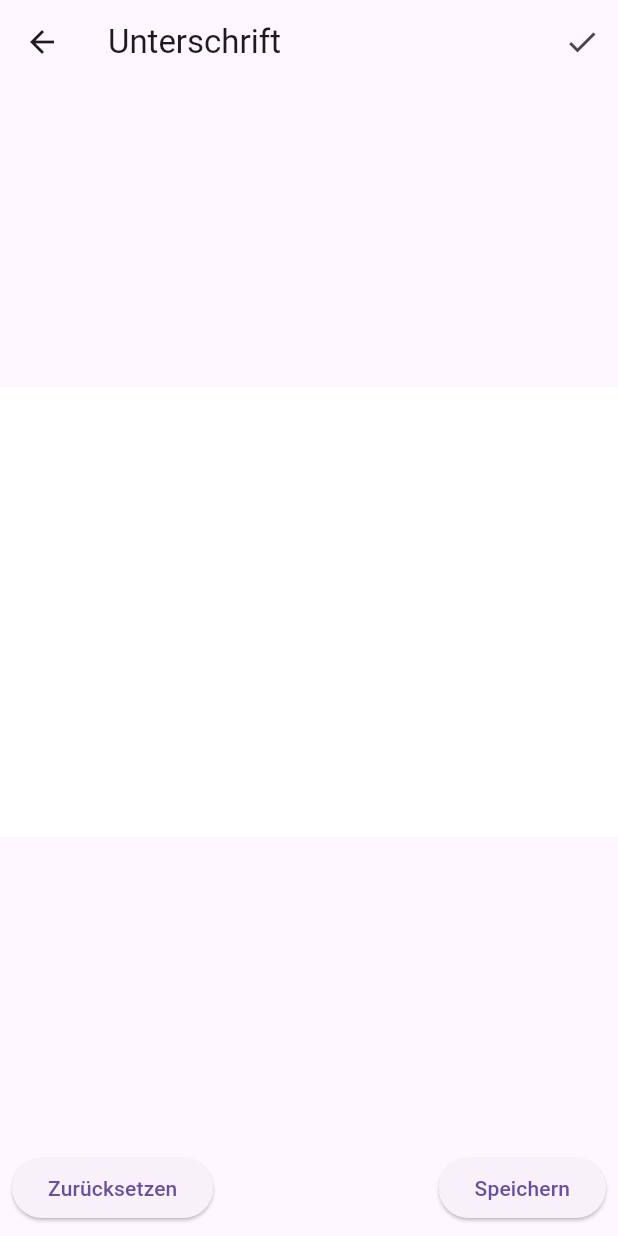
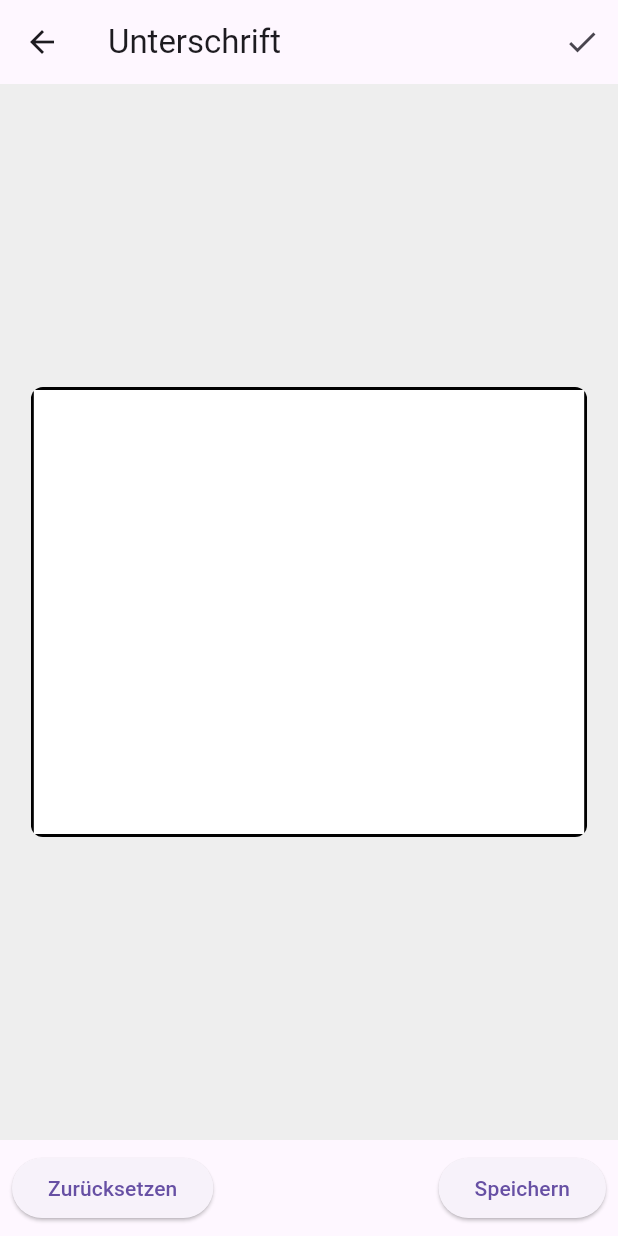
Before and after one commit to stenkjan/fuesse_und_fusspflege_cw, a Flutter app: the SignatureScreen screen opened directly, on a phone screen of 412 x 824 dp. Run offline on Flutter 3.47's test engine with Material 3 defaults, Android fonts, the phone set to English and light mode, and no system bars; drawn by our look-alikes of signature; our stand-ins replace file_picker, fluttertoast, open_file, permission_handler; missing offline and left inert: android_alarm_manager_plus, flutter_email_sender.

Commit message:
Refactor signature screen layout and improve user update logic. Updated signature screen to use a styled container and added a mounted check before navigation. Simplified user update logic by using null-aware assignment for consent and policies.

```diff
--- a/lib/src/registration/signature_screen.dart
+++ b/lib/src/registration/signature_screen.dart
@@ -27,6 +27,8 @@ class _SignatureScreenState extends State<SignatureScreen> {
             onPressed: () async {
               if (_controller.isNotEmpty) {
                 final Uint8List? data = await _controller.toPngBytes();
+                if (!mounted) return;
+                // ignore: use_build_context_synchronously
                 Navigator.pop(context, data);
               } else {
                 Navigator.pop(context, null);
@@ -35,11 +37,23 @@ class _SignatureScreenState extends State<SignatureScreen> {
           ),
         ],
       ),
-      body: Center(
-        child: Signature(
-          controller: _controller,
-          height: 300,
-          backgroundColor: Colors.white,
+      body: Container(
+        color: Colors.grey[200],
+        child: Center(
+          child: ClipRRect(
+            borderRadius: BorderRadius.circular(8.0),
+            child: Container(
+              decoration: BoxDecoration(
+                border: Border.all(color: Colors.black, width: 2.0),
+              ),
+              width: MediaQuery.of(context).size.width * 0.9,
+              height: 300,
+              child: Signature(
+                controller: _controller,
+                backgroundColor: Colors.white,
+              ),
+            ),
+          ),
         ),
       ),
       bottomNavigationBar: Padding(
@@ -57,6 +71,8 @@ class _SignatureScreenState extends State<SignatureScreen> {
               onPressed: () async {
                 if (_controller.isNotEmpty) {
                   final Uint8List? data = await _controller.toPngBytes();
+                  if (!mounted) return;
+                  // ignore: use_build_context_synchronously
                   Navigator.pop(context, data);
                 } else {
                   Navigator.pop(context, null);
```
Also changed, not shown: lib/src/registration/user_list_provider.dart (+2 -6 lines).
